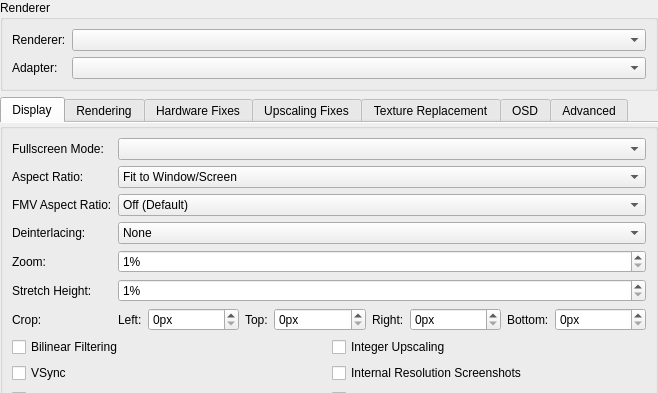
Qt form pcsx2-qt/Settings/GraphicsSettingsWidget.ui (PCSX2/pcsx2) before a commit; both pictures show x 0 to 658 and y 0 to 393 of the 658 by 890 pixel window.
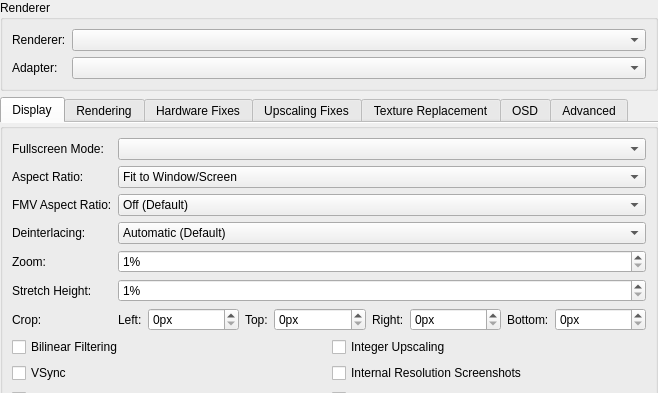
The same form after that commit. The open tabs and pages were chosen to show the change.

Diff of the .ui file:
```diff
--- a/pcsx2-qt/Settings/GraphicsSettingsWidget.ui
+++ b/pcsx2-qt/Settings/GraphicsSettingsWidget.ui
@@ -149,6 +149,11 @@
        </item>
        <item row="3" column="1">
         <widget class="QComboBox" name="interlacing">
+         <item>
+          <property name="text">
+           <string>Automatic (Default)</string>
+          </property>
+         </item>
          <item>
           <property name="text">
            <string>None</string>
```
Left out of the diff: 9 changed lines with no effect on the pictures.
